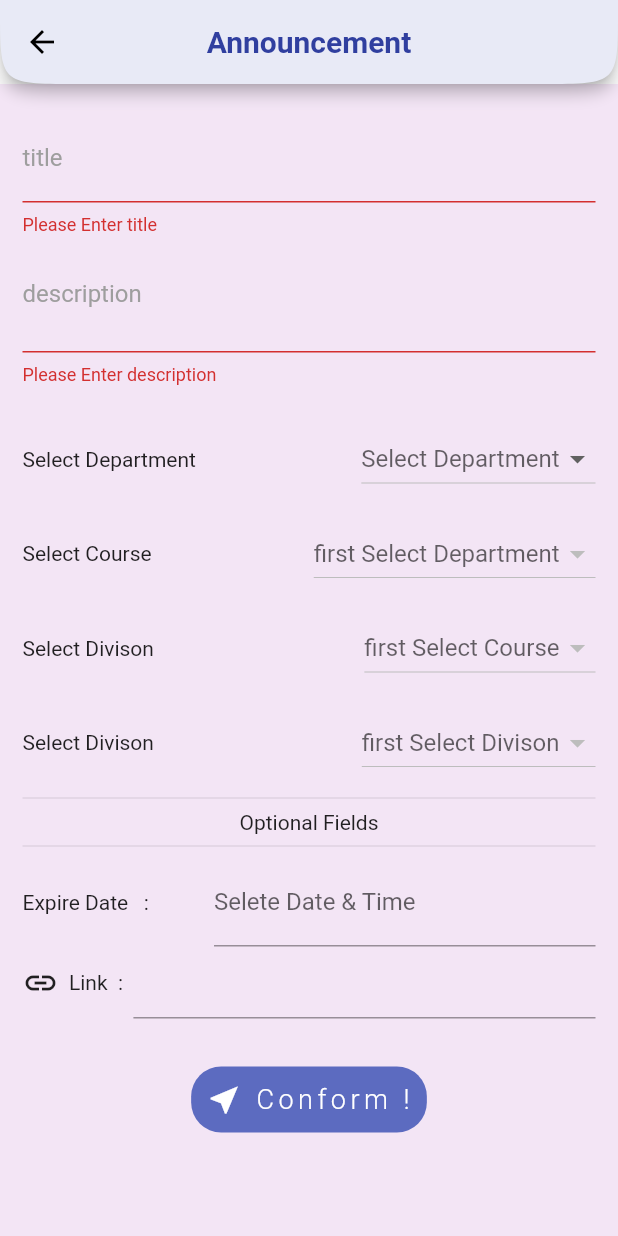
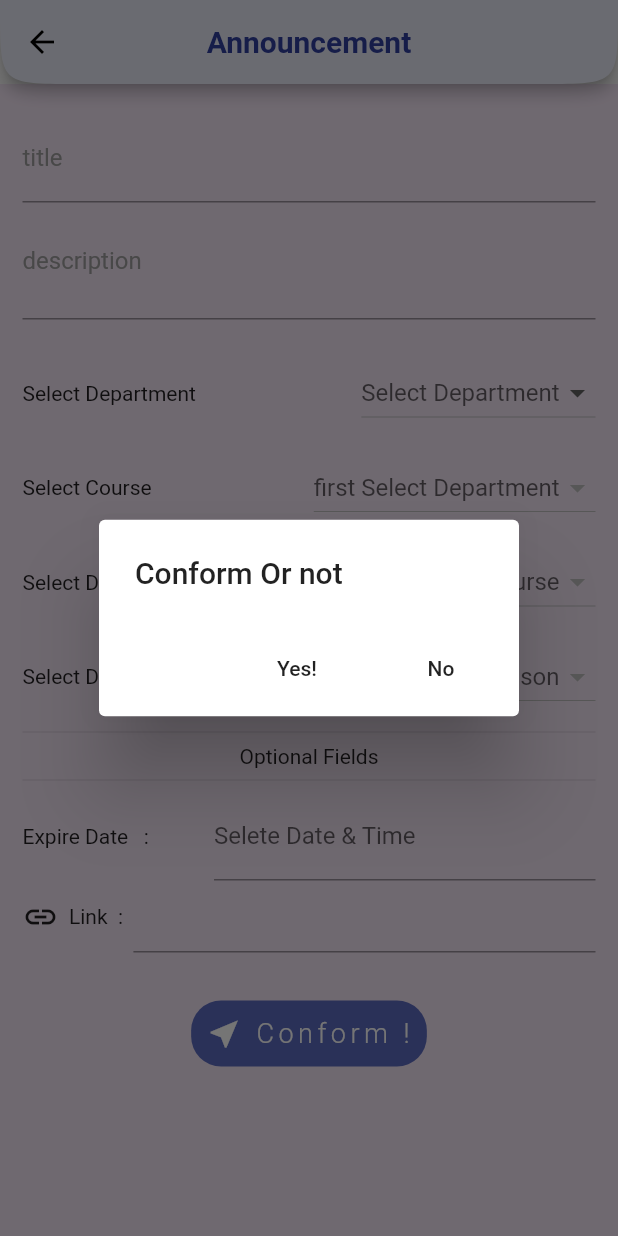
Before and after one commit to kanjiyakeyur/utu-faculty, a Flutter app: the AddNotificationScreen screen opened by its route, after a tap on "Conform !", on a phone screen of 412 x 824 dp. Run offline on Flutter 3.47's test engine with Material 2 defaults, Android fonts, the phone set to English and light mode, and no system bars; drawn by our look-alikes of datetime_picker_formfield; our stand-ins replace cloud_firestore, firebase_auth, flutter_staggered_animations; accounts and stored records are empty.

Commit message:
some changes

```diff
--- a/lib/screens/add_notification_screen.dart
+++ b/lib/screens/add_notification_screen.dart
@@ -654,10 +654,32 @@ class _AddNotificationScreenState extends State<AddNotificationScreen>
                                       fontWeight: FontWeight.w300,
                                       letterSpacing: 3),
                                 ),
-                                onPressed: () {
+                                onPressed: () async {
                                   removeAllFocus();
-                                  _saveform(
-                                      currentUser['uid'], currentUser['name']);
+                                  await showDialog(
+                                    context: context,
+                                    builder: (ctx) => AlertDialog(
+                                      title: Text(
+                                        "Conform Or not",
+                                      ),
+                                      actions: <Widget>[
+                                        FlatButton(
+                                          onPressed: () {
+                                            Navigator.of(ctx).pop();
+                                            _saveform(currentUser['uid'],
+                                                currentUser['name']);
+                                          },
+                                          child: Text('Yes!'),
+                                        ),
+                                        FlatButton(
+                                          onPressed: () {
+                                            Navigator.of(ctx).pop();
+                                          },
+                                          child: Text('No'),
+                                        )
+                                      ],
+                                    ),
+                                  );
                                 }),
                           )
                   ],
```
Also changed, not shown: lib/screens/login_Screen.dart (+22 -4 lines).
